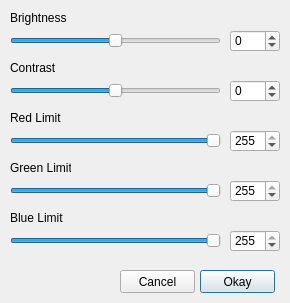
This is paintProgram/dlg_effectssliders.ui in ElliotHarding/paintProgram as Qt 5 draws it before an edit. The edited form follows.
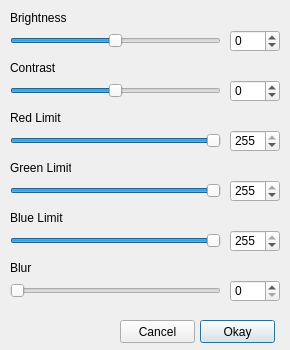
This is the edited form.

Commit message: Start on g blur#

The edit to the form file:
```diff
--- a/paintProgram/dlg_effectssliders.ui
+++ b/paintProgram/dlg_effectssliders.ui
@@ -10,7 +10,7 @@
     <x>0</x>
     <y>0</y>
     <width>290</width>
-    <height>303</height>
+    <height>350</height>
    </rect>
   </property>
   <property name="windowTitle">
@@ -281,7 +281,7 @@
    <property name="geometry">
     <rect>
      <x>200</x>
-     <y>270</y>
+     <y>320</y>
      <width>75</width>
      <height>23</height>
     </rect>
@@ -294,7 +294,7 @@
    <property name="geometry">
     <rect>
      <x>120</x>
-     <y>270</y>
+     <y>320</y>
      <width>75</width>
      <height>23</height>
     </rect>
@@ -303,6 +303,60 @@
     <string>Cancel</string>
    </property>
   </widget>
+  <widget class="QLabel" name="lbl_normalBlur">
+   <property name="geometry">
+    <rect>
+     <x>10</x>
+     <y>260</y>
+     <width>61</width>
+     <height>16</height>
+    </rect>
+   </property>
+   <property name="text">
+    <string>Blur</string>
+   </property>
+  </widget>
+  <widget class="QSlider" name="slider_normalBlur">
+   <property name="geometry">
+    <rect>
+     <x>10</x>
+     <y>280</y>
+     <width>211</width>
+     <height>22</height>
+    </rect>
+   </property>
+   <property name="minimum">
+    <number>0</number>
+   </property>
+   <property name="maximum">
+    <number>255</number>
+   </property>
+   <property name="value">
+    <number>0</number>
+   </property>
+   <property name="orientation">
+    <enum>Qt::Horizontal</enum>
+   </property>
+  </widget>
+  <widget class="QSpinBox" name="spinBox_normalBlur">
+   <property name="geometry">
+    <rect>
+     <x>230</x>
+     <y>280</y>
+     <width>50</width>
+     <height>22</height>
+    </rect>
+   </property>
+   <property name="minimum">
+    <number>0</number>
+   </property>
+   <property name="maximum">
+    <number>255</number>
+   </property>
+   <property name="value">
+    <number>0</number>
+   </property>
+  </widget>
  </widget>
  <resources/>
  <connections/>
```
The commit also changes 2 other files.
